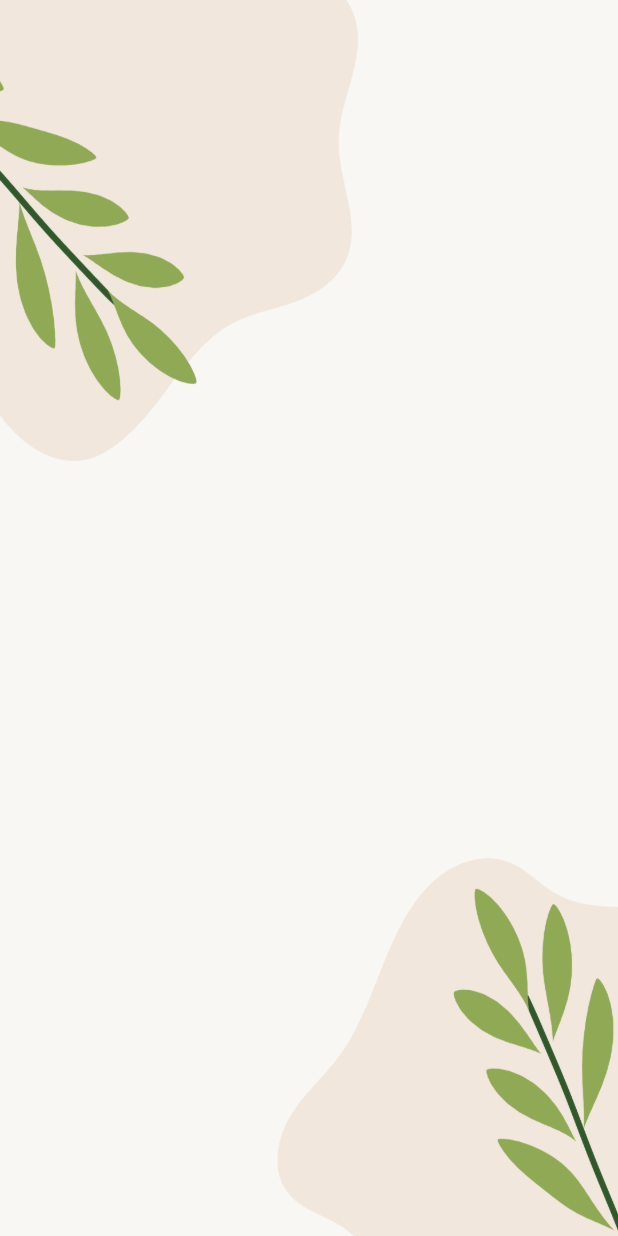
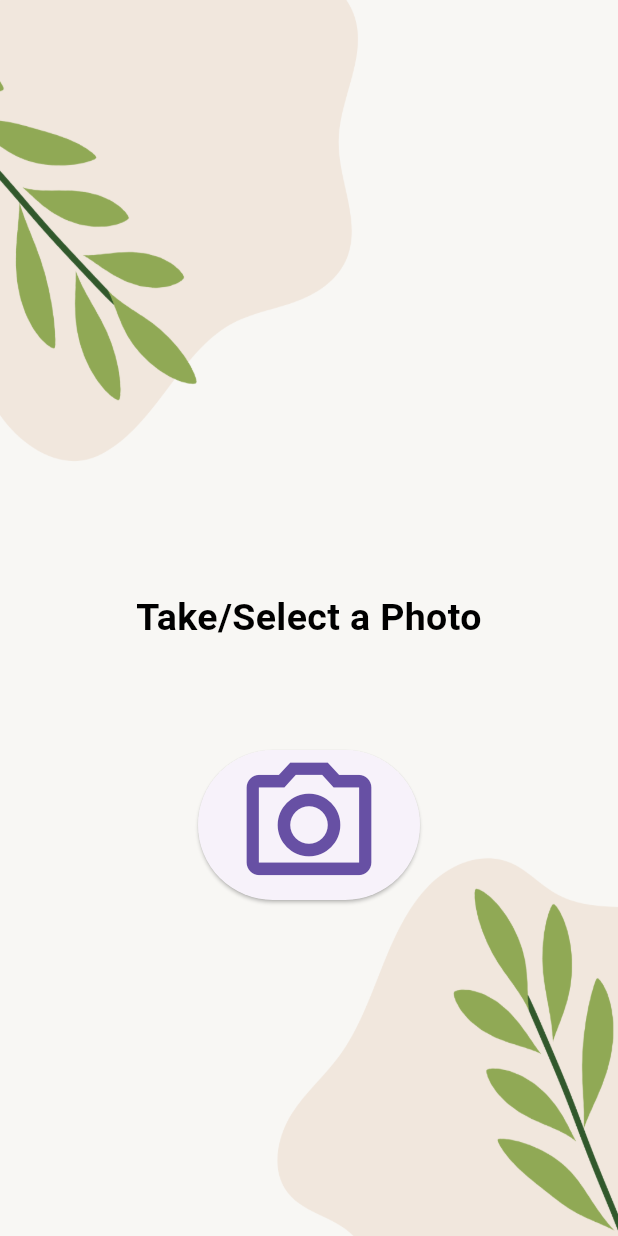
Before and after one commit to chgaobt/parasite_egg_detection, a Flutter app: the screen it shows after launch, on a phone screen of 412 x 824 dp. Run offline on Flutter 3.47's test engine with Material 3 defaults, Android fonts, the phone set to English and light mode, and no system bars; our stand-ins replace google_fonts, image_picker.

Commit message:
fixed homepage

```diff
--- a/lib/home.dart
+++ b/lib/home.dart
@@ -1,4 +1,4 @@
-// ignore_for_file: prefer_const_constructors
+// ignore_for_file: prefer_const_constructors, prefer_const_literals_to_create_immutables
 import 'package:flutter/cupertino.dart';
 import 'package:flutter/material.dart';
 import 'package:flutter/widgets.dart';
@@ -15,52 +15,90 @@ class _homeState extends State<home> {
   @override
   Widget build(BuildContext context) {
     return Scaffold(
-      body: SafeArea(
-        child: Center(
-          child: SingleChildScrollView(
-            child: Column(
-              mainAxisAlignment: MainAxisAlignment.center,
+         body: Stack(
           children: [
-                SizedBox(
-                  height: MediaQuery.of(context).size.height,
-                  width: MediaQuery.of(context).size.width,
-                  child: Image.asset(
-                    'images/homeScreen.png',
-                    fit: BoxFit.fill,
+            Container(
+              decoration: BoxDecoration(
+                image: DecorationImage(
+                  image: AssetImage('images/homeScreen.png'),
+                  fit: BoxFit.fill
                 ),
+              )
             ),
-                const Positioned(
-                  top: 350,
-                  left: 170,
+            Container(
+              alignment: Alignment.center,
+              // height: 200,
+              // width: 150,
               child: Text(
-                  "Select/Take a Photo",
+                'Take/Select a Photo',
                 textAlign: TextAlign.center,
                 style: TextStyle(
-                    fontSize: 35,
-                    fontWeight: FontWeight.bold,
-                    color: Colors.black
+                  color: Colors.black,
+                  fontSize: 25,
+                  fontWeight: FontWeight.bold
                 ),
               ),
             ),
+            Container(
+              child: Center(
+                child: Column(
+                  children: [
+                    SizedBox(
+                      height: 500,
+                    ),
+                    ElevatedButton(
+                onPressed: () async{},
+                child: Row(
+                  mainAxisSize: MainAxisSize.min,
+                  children: [
+                    Icon(Icons.camera_alt_outlined,size: 100,)
+                  ],
+                )
+              ),
+                  ],
+                ),
+              )
+            ),
+          ],
+         ),
+      //   child: Center(
+      //     child: SingleChildScrollView(
+      //       child: Column(
+      //         mainAxisAlignment: MainAxisAlignment.center,
+      //         children: [
+      //           SizedBox(
+      //             height: MediaQuery.of(context).size.height,
+      //             width: MediaQuery.of(context).size.width,
+      //             child: Image.asset(
+      //               'images/homeScreen.png',
+      //               fit: BoxFit.fill,
+      //             ),
+      //           ),
+      //           const Positioned(
+      //             top: 350,
+      //             left: 170,
+      //             child: Text(
+      //             "Select/Take a Photo",
+      //             textAlign: TextAlign.center,
+      //             style: TextStyle(
+      //               fontSize: 35,
+      //               fontWeight: FontWeight.bold,
+      //               color: Colors.black
+      //             ),
+      //           ),
+      //           ),
 
 
-                // ElevatedButton(
-                //   onPressed: () async {
-                //   },
-                //   child: Row(
-                //     mainAxisSize: MainAxisSize.min,
-                //     children: [
-                //       Icon(Icons.camera_alt_outlined, size: 100),
-                //     ]
-                //   )
-                // ),
-              ],
-
-
-            ),
-          ),
-        ),
-      ),
+      //           // ElevatedButton(
+      //           //   onPressed: () async {
+      //           //   },
+      //           //   child: Row(
+      //           //     mainAxisSize: MainAxisSize.min,
+      //           //     children: [
+      //           //       Icon(Icons.camera_alt_outlined, size: 100),
+      //           //     ]
+      //           //   )
+      //
     );
   }
 }
```
Lines whose indentation alone changed are shown as unchanged.
